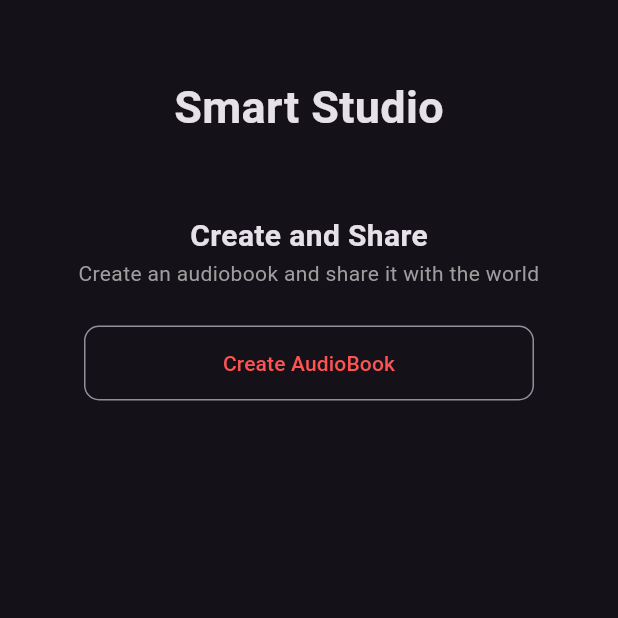
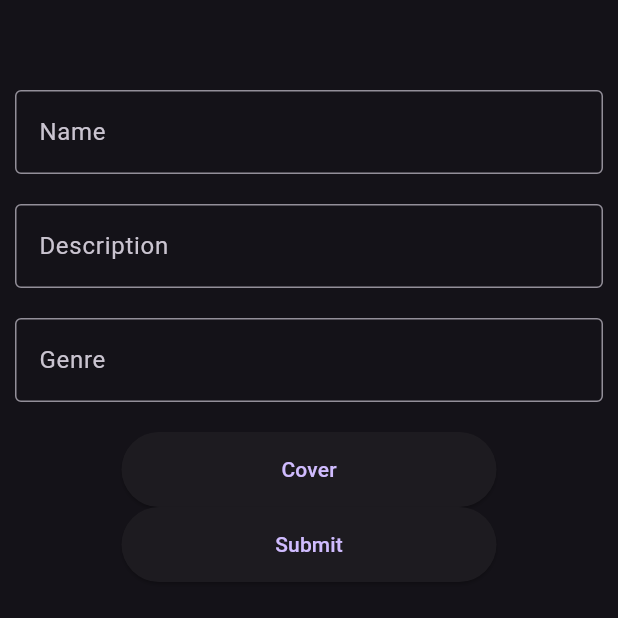
Before and after one commit to mudassirnizamani/smartfm_poc, a Flutter app: the Studio screen opened by its route, after a tap on "Create AudioBook", on a phone screen of 412 x 824 dp, the top half of it. Run offline on Flutter 3.47's test engine with Material 3 defaults, Android fonts, the phone set to English and light mode, and no system bars; our stand-ins replace dio, file_picker, fluttertoast, intl_phone_field, pinput, shared_preferences; accounts and stored records are empty.

Commit message:
Add file_picker dependency and create new screens

```diff
--- a/lib/config/routes.dart
+++ b/lib/config/routes.dart
@@ -6,4 +6,5 @@ class Routes {
   static const String search = '/search';
   static const String profile = '/profile';
   static const String studio = '/studio';
+  static const String createAudioBook = '/creteAudiBook';
 }
--- a/lib/screens/auth/auth.dart
+++ b/lib/screens/auth.dart
@@ -61,7 +61,6 @@ class _MyWidgetState extends State<Auth> {
       }
 
       final generateOtpResponse = await AuthService().generateOtp(_phoneNumber);
-      print(generateOtpResponse.otp);
       setState(() {
         _userOto = generateOtpResponse.otp.toString();
         _verificationType = VerificationType.otp;
--- /dev/null
+++ b/lib/screens/create_audio_book.dart
@@ -0,0 +1,142 @@
+import 'dart:io';
+
+import 'package:file_picker/file_picker.dart';
+import 'package:flutter/material.dart';
+import 'package:fluttertoast/fluttertoast.dart';
+import 'package:smartfm_poc/config/routes.dart';
+import 'package:smartfm_poc/services/audio_books.dart';
+
+class CreateAudioBook extends StatefulWidget {
+  const CreateAudioBook({super.key});
+
+  @override
+  State<CreateAudioBook> createState() => _CreateAudioBookState();
+}
+
+class _CreateAudioBookState extends State<CreateAudioBook> {
+  String name = '';
+  String genre = '';
+  String description = '';
+  File? cover;
+
+  Future<void> createAudioBook() async {
+    if (name.isEmpty || genre.isEmpty || description.isEmpty || cover == null) {
+      Fluttertoast.showToast(
+          msg: "Cover, Name, Genre and Description are required",
+          toastLength: Toast.LENGTH_SHORT,
+          gravity: ToastGravity.CENTER,
+          timeInSecForIosWeb: 1,
+          backgroundColor: Colors.red,
+          textColor: Colors.white,
+          fontSize: 16.0);
+      return;
+    }
+
+    try {
+      await AudioBookService()
+          .createAudioBook(name, description, genre, cover!);
+
+      Fluttertoast.showToast(
+          msg: "Successfully Created Audiobook",
+          toastLength: Toast.LENGTH_SHORT,
+          gravity: ToastGravity.CENTER,
+          timeInSecForIosWeb: 1,
+          backgroundColor: Colors.green[800],
+          textColor: Colors.white,
+          fontSize: 16.0);
+
+      Navigator.pushNamed(context, Routes.home);
+    } catch (e) {
+      Fluttertoast.showToast(
+          msg: "Something went wrong",
+          toastLength: Toast.LENGTH_SHORT,
+          gravity: ToastGravity.CENTER,
+          timeInSecForIosWeb: 1,
+          backgroundColor: Colors.red,
+          textColor: Colors.white,
+          fontSize: 16.0);
+    }
+  }
+
+  Future<void> pickFile() async {
+    FilePickerResult? result = await FilePicker.platform.pickFiles();
+
+    if (result != null) {
+      cover = File(result.files.single.path!);
+    } else {
+      Fluttertoast.showToast(
+          msg: "Name, Genre and Description are required",
+          toastLength: Toast.LENGTH_SHORT,
+          gravity: ToastGravity.CENTER,
+          timeInSecForIosWeb: 1,
+          backgroundColor: Colors.red,
+          textColor: Colors.white,
+          fontSize: 16.0);
+    }
+  }
+
+  @override
+  Widget build(BuildContext context) {
+    return Scaffold(
+        body: SafeArea(
+      child: SingleChildScrollView(
+        child: Padding(
+          padding: const EdgeInsets.all(10),
+          child: Column(
+            children: <Widget>[
+              const SizedBox(
+                height: 50,
+              ),
+              TextField(
+                decoration: const InputDecoration(
+                  border: OutlineInputBorder(),
+                  labelText: 'Name',
+                ),
+                onChanged: (value) => setState(() {
+                  name = value;
+                }),
+              ),
+              const SizedBox(
+                height: 20,
+              ),
+              TextField(
+                decoration: const InputDecoration(
+                  border: OutlineInputBorder(),
+                  labelText: 'Description',
+                ),
+                onChanged: (value) => setState(() {
+                  description = value;
+                }),
+              ),
+              const SizedBox(
+                height: 20,
+              ),
+              TextField(
+                decoration: const InputDecoration(
+                  border: OutlineInputBorder(),
+                  labelText: 'Genre',
+                ),
+                onChanged: (value) => setState(() {
+                  genre = value;
+                }),
+              ),
+              const SizedBox(
+                height: 20,
+              ),
+              ElevatedButton(
+                onPressed: pickFile,
+                style: ElevatedButton.styleFrom(fixedSize: const Size(250, 50)),
+                child: const Text("Cover"),
+              ),
+              ElevatedButton(
+                onPressed: createAudioBook,
+                style: ElevatedButton.styleFrom(fixedSize: const Size(250, 50)),
+                child: const Text("Submit"),
+              ),
+            ],
+          ),
+        ),
+      ),
+    ));
+  }
+}
--- a/lib/screens/library/library.dart
+++ b/lib/screens/library.dart
@@ -1,7 +1,7 @@
 import 'package:flutter/material.dart';
 import 'package:smartfm_poc/components/cusom_drawer.dart';
 
-import '../../components/bottom_navigator.dart';
+import '../components/bottom_navigator.dart';
 
 class Library extends StatefulWidget {
   const Library({super.key});
--- a/lib/screens/studio.dart
+++ b/lib/screens/studio.dart
@@ -1,4 +1,5 @@
 import 'package:flutter/material.dart';
+import 'package:smartfm_poc/config/routes.dart';
 
 class Studio extends StatefulWidget {
   const Studio({super.key});
@@ -40,7 +41,7 @@ class _StudioState extends State<Studio> {
                     ),
                   ),
                   const Text(
-                    "Create an audiobook and share it with the world",
+                    "Create audiobooks and share with the world",
                     textAlign: TextAlign.center,
                     style: TextStyle(fontSize: 14, color: Colors.grey),
                   ),
@@ -48,7 +49,9 @@ class _StudioState extends State<Studio> {
                     height: 25,
                   ),
                   OutlinedButton(
-                    onPressed: () {},
+                    onPressed: () {
+                      Navigator.pushNamed(context, Routes.createAudioBook);
+                    },
                     style: OutlinedButton.styleFrom(
                       elevation: 6,
                       fixedSize: const Size(300, 50),
--- /dev/null
+++ b/lib/services/audio_books.dart
@@ -0,0 +1,43 @@
+import 'dart:io';
+
+import 'package:dio/dio.dart';
+import 'package:smartfm_poc/services/api.dart';
+
+class CreateAudioBookResponse {
+  final String? id;
+  final String? name;
+  final String? description;
+  final String? genre;
+
+  CreateAudioBookResponse({this.id, this.name, this.description, this.genre});
+
+  factory CreateAudioBookResponse.fromJson(Map<String, dynamic> json) {
+    return CreateAudioBookResponse(
+      id: json['id'],
+      name: json['name'],
+      description: json['description'],
+      genre: json['genre'],
+    );
+  }
+}
+
+class AudioBookService {
+  Future<CreateAudioBookResponse> createAudioBook(
+      String name, String description, String genre, File cover) async {
+    FormData formData = FormData.fromMap({
+      'name': name,
+      'description': description,
+      'genre': genre,
+      'cover': await MultipartFile.fromFile(cover.path, filename: 'cover.png')
+    });
+
+    try {
+      final res = await Api.dio.post('/audiobook', data: formData);
+
+      return CreateAudioBookResponse.fromJson(res.data);
+    } on DioException catch (e) {
+      print(e.response?.data);
+      throw Exception(e.response?.data);
+    }
+  }
+}
--- a/pubspec.yaml
+++ b/pubspec.yaml
@@ -41,6 +41,7 @@ dependencies:
   flutter_secure_storage: ^9.0.0
   shared_preferences: ^2.2.2
   fluttertoast: ^8.2.4
+  file_picker: ^6.1.1
 
 dev_dependencies:
   flutter_test:
```
Also changed, not shown: lib/main.dart (+7 -5 lines), lib/screens/create_episode.dart (added, +43 -0 lines), lib/screens/home.dart (renamed from lib/screens/home/home.dart), lib/screens/search.dart (renamed from lib/screens/search/Search.dart), pubspec.lock.
